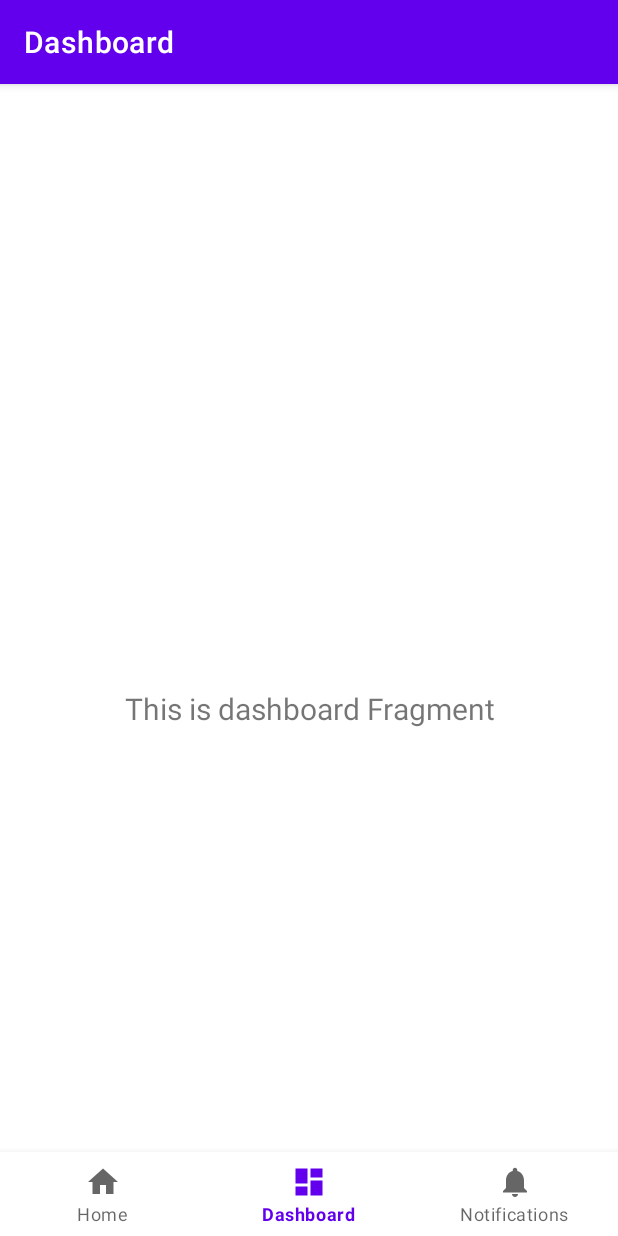
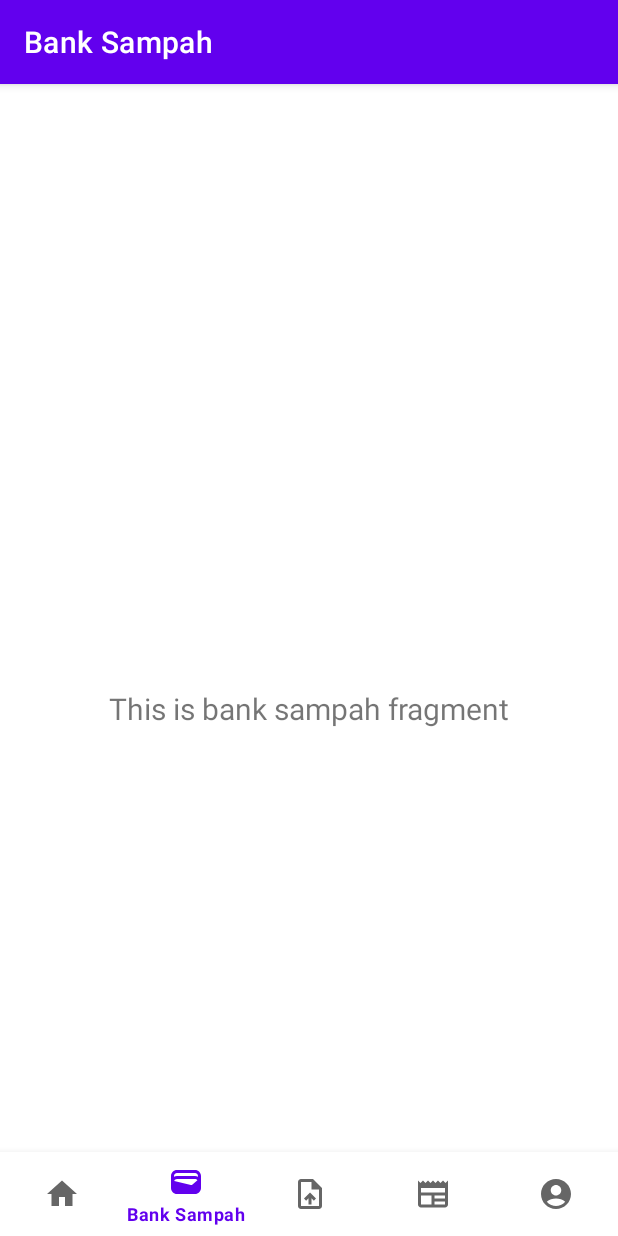
Before and after one commit to faishl039/Trashure, an Android app: the screen it shows after launch (MainActivity), item 2 of the bottom bar chosen, on a phone screen of 412 x 824 dp. Run offline under Robolectric (Android 15) with nearby library versions, the light colour scheme and no system bars; our stand-ins replace navigation-ui.

Commit message:
adding fragment bank, upload, news, profile

```diff
--- a/app/src/main/java/com/example/trashure/MainActivity.kt
+++ b/app/src/main/java/com/example/trashure/MainActivity.kt
@@ -26,7 +26,11 @@ class MainActivity : AppCompatActivity() {
         // menu should be considered as top level destinations.
         val appBarConfiguration = AppBarConfiguration(
             setOf(
-                R.id.navigation_home, R.id.navigation_dashboard, R.id.navigation_notifications
+                R.id.navigation_home,
+                R.id.navigation_bank_sampah,
+                R.id.navigation_upload,
+                R.id.navigation_news,
+                R.id.navigation_profile
             )
         )
         setupActionBarWithNavController(navController, appBarConfiguration)
--- /dev/null
+++ b/app/src/main/java/com/example/trashure/ui/banksampah/BankSampahFragment.kt
@@ -0,0 +1,60 @@
+package com.example.trashure.ui.banksampah
+
+import android.os.Bundle
+import androidx.fragment.app.Fragment
+import android.view.LayoutInflater
+import android.view.View
+import android.view.ViewGroup
+import com.example.trashure.R
+
+// TODO: Rename parameter arguments, choose names that match
+// the fragment initialization parameters, e.g. ARG_ITEM_NUMBER
+private const val ARG_PARAM1 = "param1"
+private const val ARG_PARAM2 = "param2"
+
+/**
+ * A simple [Fragment] subclass.
+ * Use the [BankSampahFragment.newInstance] factory method to
+ * create an instance of this fragment.
+ */
+class BankSampahFragment : Fragment() {
+    // TODO: Rename and change types of parameters
+    private var param1: String? = null
+    private var param2: String? = null
+
+    override fun onCreate(savedInstanceState: Bundle?) {
+        super.onCreate(savedInstanceState)
+        arguments?.let {
+            param1 = it.getString(ARG_PARAM1)
+            param2 = it.getString(ARG_PARAM2)
+        }
+    }
+
+    override fun onCreateView(
+        inflater: LayoutInflater, container: ViewGroup?,
+        savedInstanceState: Bundle?
+    ): View? {
+        // Inflate the layout for this fragment
+        return inflater.inflate(R.layout.fragment_bank_sampah, container, false)
+    }
+
+    companion object {
+        /**
+         * Use this factory method to create a new instance of
+         * this fragment using the provided parameters.
+         *
+         * @param param1 Parameter 1.
+         * @param param2 Parameter 2.
+         * @return A new instance of fragment BankSampah.
+         */
+        // TODO: Rename and change types and number of parameters
+        @JvmStatic
+        fun newInstance(param1: String, param2: String) =
+            BankSampahFragment().apply {
+                arguments = Bundle().apply {
+                    putString(ARG_PARAM1, param1)
+                    putString(ARG_PARAM2, param2)
+                }
+            }
+    }
+}
--- /dev/null
+++ b/app/src/main/res/drawable/baseline_account_circle_24.xml
@@ -0,0 +1,5 @@
+<vector xmlns:android="http://schemas.android.com/apk/res/android" android:height="24dp" android:tint="#000000" android:viewportHeight="24" android:viewportWidth="24" android:width="24dp">
+
+    <path android:fillColor="@android:color/white" android:pathData="M12,2C6.48,2 2,6.48 2,12s4.48,10 10,10s10,-4.48 10,-10S17.52,2 12,2zM12,6c1.93,0 3.5,1.57 3.5,3.5S13.93,13 12,13s-3.5,-1.57 -3.5,-3.5S10.07,6 12,6zM12,20c-2.03,0 -4.43,-0.82 -6.14,-2.88C7.55,15.8 9.68,15 12,15s4.45,0.8 6.14,2.12C16.43,19.18 14.03,20 12,20z"/>
+
+</vector>
--- /dev/null
+++ b/app/src/main/res/drawable/baseline_newspaper_24.xml
@@ -0,0 +1,5 @@
+<vector xmlns:android="http://schemas.android.com/apk/res/android" android:height="24dp" android:tint="#000000" android:viewportHeight="24" android:viewportWidth="24" android:width="24dp">
+
+    <path android:fillColor="@android:color/white" android:pathData="M22,3l-1.67,1.67L18.67,3L17,4.67L15.33,3l-1.66,1.67L12,3l-1.67,1.67L8.67,3L7,4.67L5.33,3L3.67,4.67L2,3v16c0,1.1 0.9,2 2,2l16,0c1.1,0 2,-0.9 2,-2V3zM11,19H4v-6h7V19zM20,19h-7v-2h7V19zM20,15h-7v-2h7V15zM20,11H4V8h16V11z"/>
+
+</vector>
--- /dev/null
+++ b/app/src/main/res/drawable/baseline_upload_file_24.xml
@@ -0,0 +1,5 @@
+<vector xmlns:android="http://schemas.android.com/apk/res/android" android:height="24dp" android:tint="#000000" android:viewportHeight="24" android:viewportWidth="24" android:width="24dp">
+
+    <path android:fillColor="@android:color/white" android:pathData="M14,2L6,2c-1.1,0 -1.99,0.9 -1.99,2L4,20c0,1.1 0.89,2 1.99,2L18,22c1.1,0 2,-0.9 2,-2L20,8l-6,-6zM18,20L6,20L6,4h7v5h5v11zM8,15.01l1.41,1.41L11,14.84L11,19h2v-4.16l1.59,1.59L16,15.01 12.01,11z"/>
+
+</vector>
--- /dev/null
+++ b/app/src/main/res/drawable/baseline_wallet_24.xml
@@ -0,0 +1,5 @@
+<vector xmlns:android="http://schemas.android.com/apk/res/android" android:height="24dp" android:tint="#000000" android:viewportHeight="24" android:viewportWidth="24" android:width="24dp">
+
+    <path android:fillColor="@android:color/white" android:pathData="M18,4H6C3.79,4 2,5.79 2,8v8c0,2.21 1.79,4 4,4h12c2.21,0 4,-1.79 4,-4V8C22,5.79 20.21,4 18,4zM16.14,13.77c-0.24,0.2 -0.57,0.28 -0.88,0.2L4.15,11.25C4.45,10.52 5.16,10 6,10h12c0.67,0 1.26,0.34 1.63,0.84L16.14,13.77zM6,6h12c1.1,0 2,0.9 2,2v0.55C19.41,8.21 18.73,8 18,8H6C5.27,8 4.59,8.21 4,8.55V8C4,6.9 4.9,6 6,6z"/>
+
+</vector>
--- /dev/null
+++ b/app/src/main/res/layout/fragment_bank_sampah.xml
@@ -0,0 +1,25 @@
+<?xml version="1.0" encoding="utf-8"?>
+<androidx.constraintlayout.widget.ConstraintLayout xmlns:android="http://schemas.android.com/apk/res/android"
+    xmlns:tools="http://schemas.android.com/tools"
+    xmlns:app="http://schemas.android.com/apk/res-auto"
+    android:layout_width="match_parent"
+    android:layout_height="match_parent"
+    tools:context=".ui.banksampah.BankSampahFragment">
+
+    <!-- TODO: Update blank fragment layout -->
+    <TextView
+        android:id="@+id/text_profile"
+        android:layout_width="match_parent"
+        android:layout_height="wrap_content"
+        android:layout_marginStart="8dp"
+        android:layout_marginTop="8dp"
+        android:layout_marginEnd="8dp"
+        android:textAlignment="center"
+        android:textSize="20sp"
+        android:text="@string/this_is_bank_sampah_fragment"
+        app:layout_constraintBottom_toBottomOf="parent"
+        app:layout_constraintEnd_toEndOf="parent"
+        app:layout_constraintStart_toStartOf="parent"
+        app:layout_constraintTop_toTopOf="parent" />
+
+</androidx.constraintlayout.widget.ConstraintLayout>
--- a/app/src/main/res/menu/bottom_nav_menu.xml
+++ b/app/src/main/res/menu/bottom_nav_menu.xml
@@ -6,14 +6,34 @@
         android:icon="@drawable/ic_home_black_24dp"
         android:title="@string/title_home" />
 
-    <item
-        android:id="@+id/navigation_dashboard"
-        android:icon="@drawable/ic_dashboard_black_24dp"
-        android:title="@string/title_dashboard" />
+<!--    <item-->
+<!--        android:id="@+id/navigation_dashboard"-->
+<!--        android:icon="@drawable/ic_dashboard_black_24dp"-->
+<!--        android:title="@string/title_dashboard" />-->
+
+<!--    <item-->
+<!--        android:id="@+id/navigation_notifications"-->
+<!--        android:icon="@drawable/ic_notifications_black_24dp"-->
+<!--        android:title="@string/title_notifications" />-->
 
     <item
-        android:id="@+id/navigation_notifications"
-        android:icon="@drawable/ic_notifications_black_24dp"
-        android:title="@string/title_notifications" />
+        android:id="@+id/navigation_bank_sampah"
+        android:icon="@drawable/baseline_wallet_24"
+        android:title="@string/title_bank_sampah" />
+
+    <item
+        android:id="@+id/navigation_upload"
+        android:icon="@drawable/baseline_upload_file_24"
+        android:title="@string/title_upload" />
+
+    <item
+        android:id="@+id/navigation_news"
+        android:icon="@drawable/baseline_newspaper_24"
+        android:title="@string/title_news" />
+
+    <item
+        android:id="@+id/navigation_profile"
+        android:icon="@drawable/baseline_account_circle_24"
+        android:title="@string/title_profile" />
 
 </menu>
--- a/app/src/main/res/navigation/mobile_navigation.xml
+++ b/app/src/main/res/navigation/mobile_navigation.xml
@@ -11,15 +11,39 @@
         android:label="@string/title_home"
         tools:layout="@layout/fragment_home" />
 
-    <fragment
-        android:id="@+id/navigation_dashboard"
-        android:name="com.example.trashure.ui.dashboard.DashboardFragment"
-        android:label="@string/title_dashboard"
-        tools:layout="@layout/fragment_dashboard" />
+    <!--    <fragment-->
+    <!--        android:id="@+id/navigation_dashboard"-->
+    <!--        android:name="com.example.trashure.ui.dashboard.DashboardFragment"-->
+    <!--        android:label="@string/title_dashboard"-->
+    <!--        tools:layout="@layout/fragment_dashboard" />-->
+
+    <!--    <fragment-->
+    <!--        android:id="@+id/navigation_notifications"-->
+    <!--        android:name="com.example.trashure.ui.notifications.NotificationsFragment"-->
+    <!--        android:label="@string/title_notifications"-->
+    <!--        tools:layout="@layout/fragment_notifications" />-->
 
     <fragment
-        android:id="@+id/navigation_notifications"
-        android:name="com.example.trashure.ui.notifications.NotificationsFragment"
-        android:label="@string/title_notifications"
-        tools:layout="@layout/fragment_notifications" />
+        android:id="@+id/navigation_bank_sampah"
+        android:name="com.example.trashure.ui.banksampah.BankSampahFragment"
+        android:label="@string/title_bank_sampah"
+        tools:layout="@layout/fragment_bank_sampah" />
+
+    <fragment
+        android:id="@+id/navigation_upload"
+        android:name="com.example.trashure.ui.upload.UploadFragment"
+        android:label="@string/title_upload"
+        tools:layout="@layout/fragment_upload" />
+
+    <fragment
+        android:id="@+id/navigation_news"
+        android:name="com.example.trashure.ui.news.NewsFragment"
+        android:label="@string/title_news"
+        tools:layout="@layout/fragment_news" />
+
+    <fragment
+        android:id="@+id/navigation_profile"
+        android:name="com.example.trashure.ui.profile.ProfileFragment"
+        android:label="@string/title_profile"
+        tools:layout="@layout/fragment_profile" />
 </navigation>
--- a/app/src/main/res/values/strings.xml
+++ b/app/src/main/res/values/strings.xml
@@ -3,4 +3,14 @@
     <string name="title_home">Home</string>
     <string name="title_dashboard">Dashboard</string>
     <string name="title_notifications">Notifications</string>
+    <!-- TODO: Remove or change this placeholder text -->
+    <string name="hello_blank_fragment">Hello blank fragment</string>
+    <string name="this_is_bank_sampah_fragment">This is bank sampah fragment</string>
+    <string name="title_bank_sampah">Bank Sampah</string>
+    <string name="upload_fragment">this is upload fragment</string>
+    <string name="title_upload">Upload</string>
+    <string name="title_news">News</string>
+    <string name="title_profile">Profile</string>
+    <string name="this_is_news_fragment">this is news fragment</string>
+    <string name="this_is_profile_fragment">this is profile fragment</string>
 </resources>
```
Also changed, not shown: app/src/main/java/com/example/trashure/ui/news/NewsFragment.kt (added, +60 -0 lines), app/src/main/java/com/example/trashure/ui/profile/ProfileFragment.kt (added, +60 -0 lines), app/src/main/java/com/example/trashure/ui/upload/UploadFragment.kt (added, +60 -0 lines), app/src/main/res/layout/fragment_news.xml (added, +25 -0 lines), app/src/main/res/layout/fragment_profile.xml (added, +25 -0 lines), app/src/main/res/layout/fragment_upload.xml (added, +21 -0 lines).
